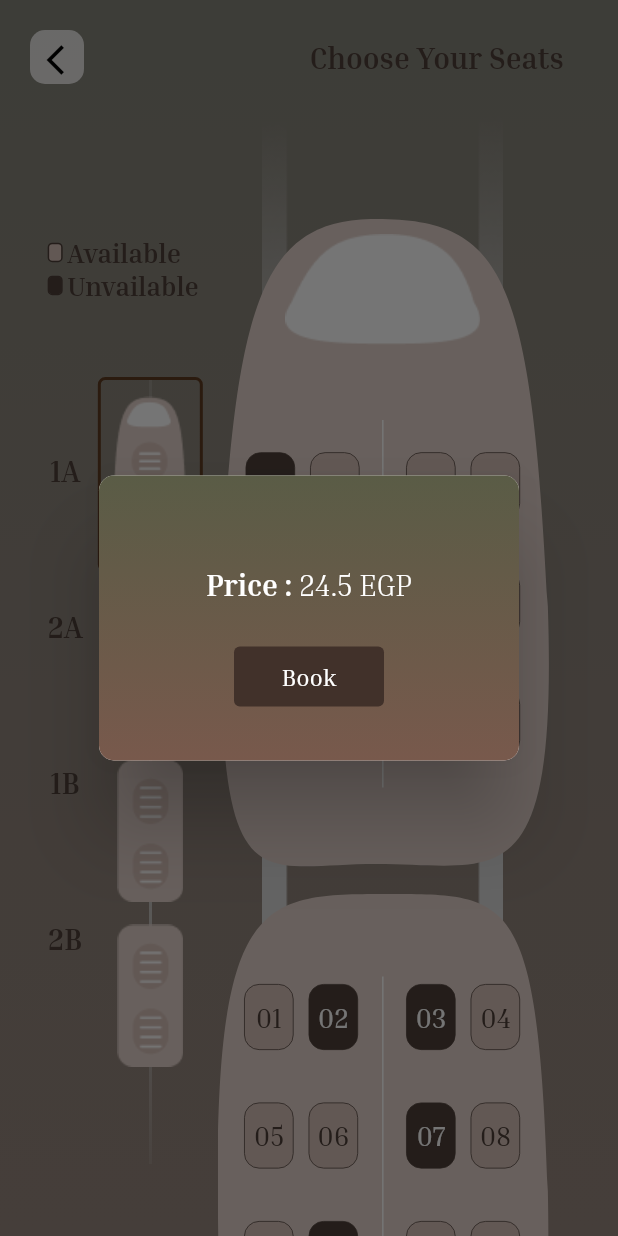
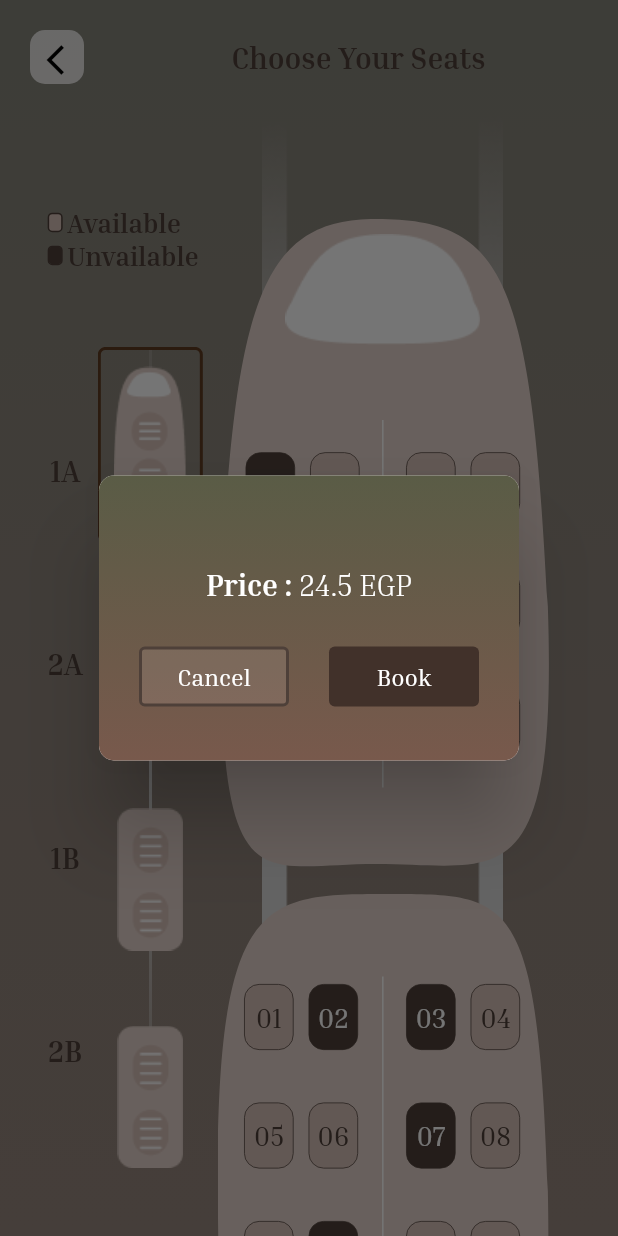
Before and after one commit to Train-D/mobile, a Flutter app: the ChooseSeatsScreen screen opened directly, after a tap on "01", on a phone screen of 412 x 824 dp. Run offline on Flutter 3.47's test engine with Material 2 defaults, Android fonts, the phone set to English and light mode, and no system bars; our stand-ins replace basic_utils, bloc, dartz, equatable, flutter_bloc, get_it and 4 more; missing offline and left inert: swipe.

Commit message:
choose seats screen

```diff
--- a/lib/core/global/theme/app_color/app_color_light.dart
+++ b/lib/core/global/theme/app_color/app_color_light.dart
@@ -82,3 +82,4 @@ const List<Color> trackingBottomModelSheet = [
 ];
 const Color fractionalbox = Color.fromRGBO(152, 135, 127, 1);
 const Color selectedTrainContainerColor = Color.fromRGBO(94, 59, 32, 1);
+const Color chooseSeatsCancelButtonBg = Color.fromRGBO(173, 155, 147, 0.23);
--- a/lib/core/utils/app_strings.dart
+++ b/lib/core/utils/app_strings.dart
@@ -56,6 +56,6 @@ class AppString {
   static const String debitCard = 'Debit Card';
   static const String chooseSeatsAppBarTitle = 'Choose Your Seats';
   static const String available = 'Available';
-    static const String unavailable = 'Unvailable';
-
+  static const String unavailable = 'Unvailable';
+  static const String cancel = 'Cancel';
 }
--- a/lib/core/utils/components.dart
+++ b/lib/core/utils/components.dart
@@ -21,6 +21,7 @@ class SharedComponents {
     required BuildContext context,
     required Function function,
     required String text,
+    bool cancel =  false,
   }) =>
       Container(
         width: width,
@@ -28,6 +29,10 @@ class SharedComponents {
         decoration: BoxDecoration(
           color: bgColor,
           borderRadius: BorderRadius.circular(radius),
+          border: Border.all(
+            width: cancel ? 2 : 0,
+            color: cancel ?  trainUnAvailableSeatColor : transparent,
+          ),
         ),
         child: MaterialButton(
           onPressed: () {
--- a/lib/features/tickets/presentation/components/reusable_component/choose_seats_screen_components.dart
+++ b/lib/features/tickets/presentation/components/reusable_component/choose_seats_screen_components.dart
@@ -2,6 +2,7 @@ import 'package:flutter/material.dart';
 import 'package:traind_app/core/utils/app_strings.dart';
 
 import '../../../../../core/global/theme/app_color/app_color_light.dart';
+import '../../../../../core/utils/app_constants.dart';
 import '../../screens/choose_seats_screen.dart';
 import '../classes/seat_details.dart';
 
@@ -13,10 +14,11 @@ class ChooseSeatsComponents {
         padding: const EdgeInsetsDirectional.only(
           top: 50,
           bottom: 30,
+          start: 30,
           end: 20,
         ),
         child: Row(
-          mainAxisAlignment: MainAxisAlignment.end,
+          mainAxisAlignment: MainAxisAlignment.center,
           children: [
             Text(
               AppString.chooseSeatsAppBarTitle,
@@ -170,8 +172,8 @@ class ChooseSeatsComponents {
   }) =>
       Padding(
         padding: const EdgeInsetsDirectional.only(
-          top: 50,
-          bottom: 30,
+          top: 70,
+          bottom: 35,
         ),
         child: Text(
           carClass,
@@ -182,4 +184,25 @@ class ChooseSeatsComponents {
               ),
         ),
       );
+
+  static trainSmallCarWithSelectedContainer({
+    required String image,
+    required Color showBorder,
+  }) => Container(
+        width: 70,
+        height: 130,
+        decoration: BoxDecoration(
+          color: Colors.transparent,
+          borderRadius: BorderRadius.circular(5),
+          border: Border.all(
+            color: showBorder,
+            width: 2,
+          ),
+        ),
+        child: Image(
+          image: AssetImage(
+            '${AppConstants.vectorsUrl}$image',
+          ),
+        ),
+      );
 }
--- a/lib/features/tickets/presentation/components/widgets/choose_seats_alert_dialog_content_widget.dart
+++ b/lib/features/tickets/presentation/components/widgets/choose_seats_alert_dialog_content_widget.dart
@@ -5,6 +5,7 @@ import 'package:traind_app/features/tickets/presentation/controller/choose_seats
 import 'package:traind_app/features/tickets/presentation/controller/choose_seats/choose_seats_state.dart';
 import 'package:traind_app/features/tickets/presentation/screens/payment_screen.dart';
 
+import '../../../../../core/global/theme/app_color/app_color_light.dart';
 import '../../../../../core/utils/app_sizes.dart';
 import '../../../../../core/utils/app_strings.dart';
 import '../../../../../core/utils/components.dart';
@@ -36,6 +37,21 @@ Widget chooseSeatsAlertDialogContent({
               const SizedBox(
                 height: 30,
               ),
+              Row(
+                mainAxisAlignment: MainAxisAlignment.spaceEvenly,
+                children: [
+                  SharedComponents.defaultButton(
+                    context: context,
+                    function: () {
+                      Navigator.pop(context);
+                    },
+                    text: AppString.cancel,
+                    width: 100,
+                    radius: AppSizes.defaultBottomRadius,
+                    textSize: 16,
+                    bgColor: chooseSeatsCancelButtonBg,
+                    cancel: true,
+                  ),
                   SharedComponents.defaultButton(
                     context: context,
                     function: () {
@@ -52,6 +68,8 @@ Widget chooseSeatsAlertDialogContent({
                   ),
                 ],
               ),
+            ],
+          ),
         );
       },
     );
--- a/lib/features/tickets/presentation/controller/choose_seats/choose_seats_cubit.dart
+++ b/lib/features/tickets/presentation/controller/choose_seats/choose_seats_cubit.dart
@@ -1,3 +1,4 @@
+import 'package:flutter/cupertino.dart';
 import 'package:flutter_bloc/flutter_bloc.dart';
 
 import '../../components/classes/seat_details.dart';
@@ -131,4 +132,22 @@ class ChooseSeatsCubit extends Cubit<ChooseSeatsState> {
     firstCarSeats[idx - 1].isAvailable = !firstCarSeats[idx - 1].isAvailable;
     emit(ChooseSeatsBookSeatSuccessState());
   }
+
+  bool visibleSelectedCarContainer = false;
+
+  void changeVisibleSelectedCarContainer(int carNumber) {
+    visibleSelectedCarContainer = !visibleSelectedCarContainer;
+
+    emit(ChangeVisiableState());
+  }
+
+  ScrollController sc = ScrollController();
+  int firstIdx = 0;
+
+  void initScrollCon() {
+    sc.addListener(() {
+      firstIdx = sc.offset ~/ 480;
+      emit(ChangeScrollControllerState());
+    });
+  }
 }
--- a/lib/features/tickets/presentation/controller/choose_seats/choose_seats_state.dart
+++ b/lib/features/tickets/presentation/controller/choose_seats/choose_seats_state.dart
@@ -5,3 +5,6 @@ class ChooseSeatsInitialState extends ChooseSeatsState {}
 class ChooseSeatsBookSeatLoadingState extends ChooseSeatsState {}
 class ChooseSeatsBookSeatSuccessState extends ChooseSeatsState {}
 class ChooseSeatsBookSeatErrorState extends ChooseSeatsState {}
+
+class ChangeVisiableState extends ChooseSeatsState {}
+class ChangeScrollControllerState extends ChooseSeatsState {}
--- a/lib/features/tickets/presentation/screens/choose_seats_screen.dart
+++ b/lib/features/tickets/presentation/screens/choose_seats_screen.dart
@@ -3,10 +3,8 @@ import 'package:flutter_bloc/flutter_bloc.dart';
 import 'package:responsive_sizer/responsive_sizer.dart';
 import 'package:traind_app/core/global/theme/app_color/app_color_light.dart';
 import 'package:traind_app/core/utils/app_constants.dart';
-import 'package:traind_app/core/utils/app_sizes.dart';
 import 'package:traind_app/core/utils/app_strings.dart';
 import 'package:traind_app/core/utils/components.dart';
-import 'package:traind_app/features/tickets/presentation/components/classes/seat_details.dart';
 import 'package:traind_app/features/tickets/presentation/components/reusable_component/choose_seats_screen_components.dart';
 import 'package:traind_app/features/tickets/presentation/components/widgets/train_first_car_widget.dart';
 import 'package:traind_app/features/tickets/presentation/controller/choose_seats/choose_seats_cubit.dart';
@@ -24,6 +22,8 @@ class ChooseSeatsScreen extends StatelessWidget {
     List<Widget> trainCars = [
       trainFirstCar(context: context),
       trainSecondCar(context: context),
+      trainSecondCar(context: context),
+      trainSecondCar(context: context),
     ];
     return SafeArea(
         child: SharedComponents.linearGradientBg(
@@ -31,7 +31,7 @@ class ChooseSeatsScreen extends StatelessWidget {
       child: BlocConsumer<ChooseSeatsCubit, ChooseSeatsState>(
         listener: (context, state) {},
         builder: (context, state) {
-          //ChooseSeatsCubit cubit = ChooseSeatsCubit.get(context);
+          ChooseSeatsCubit cubit = ChooseSeatsCubit.get(context);
           return Scaffold(
             backgroundColor: transparent,
             appBar: SharedComponents.defaultAppBar(
@@ -97,45 +97,85 @@ class ChooseSeatsScreen extends StatelessWidget {
                               ),
                               Column(
                                 children: [
-                                  Container(
-                                    width: 70,
-                                    height: 130,
-                                    decoration: BoxDecoration(
-                                      color: Colors.transparent,
-                                      borderRadius: BorderRadius.circular(5),
-                                      border: Border.all(
-                                        color: selectedTrainContainerColor,
-                                        width: 2,
-                                      ),
+                                  AnimatedCrossFade(
+                                    firstChild: ChooseSeatsComponents
+                                        .trainSmallCarWithSelectedContainer(
+                                      image: smallTrainFirstCar,
+                                      showBorder: selectedTrainContainerColor,
                                     ),
-                                    child: Image(
-                                      image: AssetImage(
-                                        '${AppConstants.vectorsUrl}$smallTrainFirstCar',
-                                      ),
+                                    secondChild: ChooseSeatsComponents
+                                        .trainSmallCarWithSelectedContainer(
+                                      image: smallTrainFirstCar,
+                                      showBorder: transparent,
+                                    ),
+                                    crossFadeState: cubit.firstIdx == 0
+                                        ? CrossFadeState.showFirst
+                                        : CrossFadeState.showSecond,
+                                    duration: const Duration(
+                                      milliseconds: 150,
                                     ),
                                   ),
                                   const SizedBox(
                                     height: 15,
                                   ),
-                                  Image(
-                                    image: AssetImage(
-                                      '${AppConstants.vectorsUrl}$smallTrainDefaultCar',
+                                  AnimatedCrossFade(
+                                    firstChild: ChooseSeatsComponents
+                                        .trainSmallCarWithSelectedContainer(
+                                      image: smallTrainDefaultCar,
+                                      showBorder: selectedTrainContainerColor,
+                                    ),
+                                    secondChild: ChooseSeatsComponents
+                                        .trainSmallCarWithSelectedContainer(
+                                      image: smallTrainDefaultCar,
+                                      showBorder: transparent,
+                                    ),
+                                    crossFadeState: cubit.firstIdx == 1
+                                        ? CrossFadeState.showFirst
+                                        : CrossFadeState.showSecond,
+                                    duration: const Duration(
+                                      milliseconds: 150,
                                     ),
                                   ),
                                   const SizedBox(
                                     height: 15,
                                   ),
-                                  Image(
-                                    image: AssetImage(
-                                      '${AppConstants.vectorsUrl}$smallTrainDefaultCar',
+                                 AnimatedCrossFade(
+                                    firstChild: ChooseSeatsComponents
+                                        .trainSmallCarWithSelectedContainer(
+                                      image: smallTrainDefaultCar,
+                                      showBorder: selectedTrainContainerColor,
+                                    ),
+                                    secondChild: ChooseSeatsComponents
+                                        .trainSmallCarWithSelectedContainer(
+                                      image: smallTrainDefaultCar,
+                                      showBorder: transparent,
+                                    ),
+                                    crossFadeState: cubit.firstIdx == 2
+                                        ? CrossFadeState.showFirst
+                                        : CrossFadeState.showSecond,
+                                    duration: const Duration(
+                                      milliseconds: 150,
                                     ),
                                   ),
                                   const SizedBox(
                                     height: 15,
                                   ),
-                                  Image(
-                                    image: AssetImage(
-                                      '${AppConstants.vectorsUrl}$smallTrainDefaultCar',
+                                   AnimatedCrossFade(
+                                    firstChild: ChooseSeatsComponents
+                                        .trainSmallCarWithSelectedContainer(
+                                      image: smallTrainDefaultCar,
+                                      showBorder: selectedTrainContainerColor,
+                                    ),
+                                    secondChild: ChooseSeatsComponents
+                                        .trainSmallCarWithSelectedContainer(
+                                      image: smallTrainDefaultCar,
+                                      showBorder: transparent,
+                                    ),
+                                    crossFadeState: cubit.firstIdx == 3
+                                        ? CrossFadeState.showFirst
+                                        : CrossFadeState.showSecond,
+                                    duration: const Duration(
+                                      milliseconds: 150,
                                     ),
                                   ),
                                 ],
@@ -166,6 +206,7 @@ class ChooseSeatsScreen extends StatelessWidget {
                     ),
                     SingleChildScrollView(
                       physics: const BouncingScrollPhysics(),
+                      controller: cubit.sc,
                       child: Padding(
                         padding: const EdgeInsetsDirectional.only(
                           top: 40,
@@ -207,7 +248,7 @@ dynamic showChooseSeatsAlertDialog({
   required String seatNumber,
 }) {
   showDialog(
-    barrierDismissible: true,
+    barrierDismissible: false,
     context: context,
     builder: (BuildContext context) {
       return TicketsComponents.defaultAlertDialog(
--- a/lib/features/track/presentation/components/tracking_components.dart
+++ b/lib/features/track/presentation/components/tracking_components.dart
@@ -58,7 +58,7 @@ class TrackingComponents {
                               formbegin,
                               style: TextStyle(fontSize: 13.sp),
                             ))),
-                    Spacer(),
+                    const Spacer(),
                     Text(
                       timeToArrive,
                       style: Theme.of(context).textTheme.displayMedium,
--- a/lib/features/track/presentation/screens/tracking.dart
+++ b/lib/features/track/presentation/screens/tracking.dart
@@ -1,6 +1,4 @@
 import 'package:flutter/material.dart';
-import 'package:flutter/src/widgets/framework.dart';
-import 'package:flutter/src/widgets/placeholder.dart';
 import 'package:flutter_bloc/flutter_bloc.dart';
 import 'package:responsive_sizer/responsive_sizer.dart';
 import 'package:traind_app/core/global/theme/app_color/app_color_light.dart';
@@ -12,15 +10,15 @@ import 'package:traind_app/features/track/presentation/components/tracking_compo
 import 'package:traind_app/features/track/presentation/controller/tracking_cubit/tracking_cubit.dart';
 import 'package:swipe/swipe.dart';
 
-class trackingScreen extends StatelessWidget {
-  const trackingScreen({super.key});
+class TrackingScreen extends StatelessWidget {
+  const TrackingScreen({super.key});
 
   @override
   Widget build(BuildContext context) {
     return SafeArea(
       child:
           BlocBuilder<TrackingCubit, TrackingState>(builder: (context, state) {
-        TrackingCubit cubit = TrackingCubit.get(context);
+        //TrackingCubit cubit = TrackingCubit.get(context);
         int currHour = DateTime.now().hour;
         int currMinInt = DateTime.now().minute;
         String currMin = (currMinInt < 10 ? '0$currMinInt' : '$currMinInt');
--- a/lib/features/track/presentation/screens/train_id_screen.dart
+++ b/lib/features/track/presentation/screens/train_id_screen.dart
@@ -98,7 +98,7 @@ class TrainIdScreen extends StatelessWidget {
                             InkWell(
                               onTap: () {
                                 SharedComponents.navigateTo(
-                                    trackingScreen(), context);
+                                    const TrackingScreen(), context);
                               },
                               child: Container(
                                 height: 7.h,
--- a/lib/main.dart
+++ b/lib/main.dart
@@ -15,7 +15,6 @@ import 'core/bloc_observer/bloc_observer.dart';
 import 'features/authentication/presentation/controller/login_cubit/login_cubit.dart';
 import 'features/authentication/presentation/controller/sign_up_cubit/sign_up_cubit.dart';
 import 'features/tickets/presentation/controller/choose_seats/choose_seats_cubit.dart';
-import 'features/tickets/presentation/screens/choose_seats_screen.dart';
 import 'features/track/presentation/controller/tracking_cubit/tracking_cubit.dart';
 
 void main() async{
@@ -56,7 +55,7 @@ class MyApp extends StatelessWidget {
           create: (context) => TicketCubit(),
         ),
          BlocProvider(
-          create: (context) => ChooseSeatsCubit(),
+          create: (context) => ChooseSeatsCubit()..initScrollCon(),
         )
       ],
       child: ResponsiveSizer(
@@ -65,7 +64,7 @@ class MyApp extends StatelessWidget {
             debugShowCheckedModeBanner: false,
             title: 'Train D',
             theme: lightTheme(),
-            home: const ChooseSeatsScreen(),
+            home: const SplashScreen(),
           );
         },
       ),
```
Lines whose indentation alone changed are shown as unchanged.
